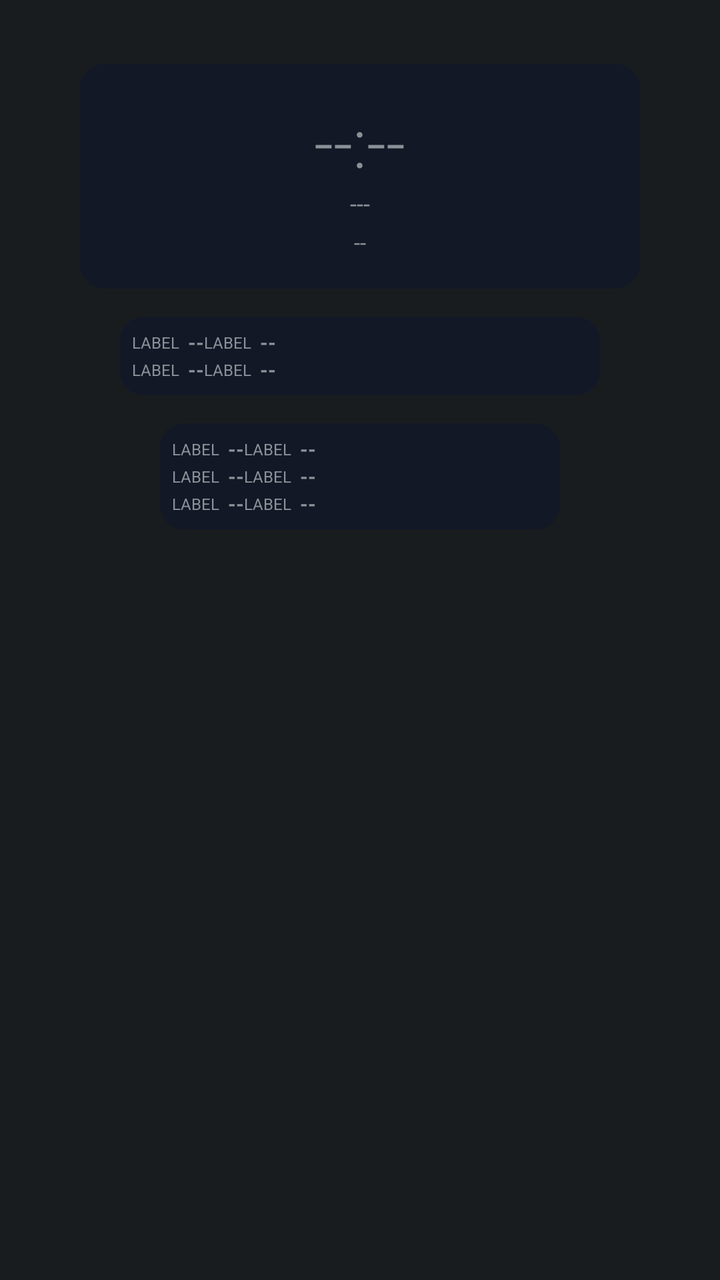
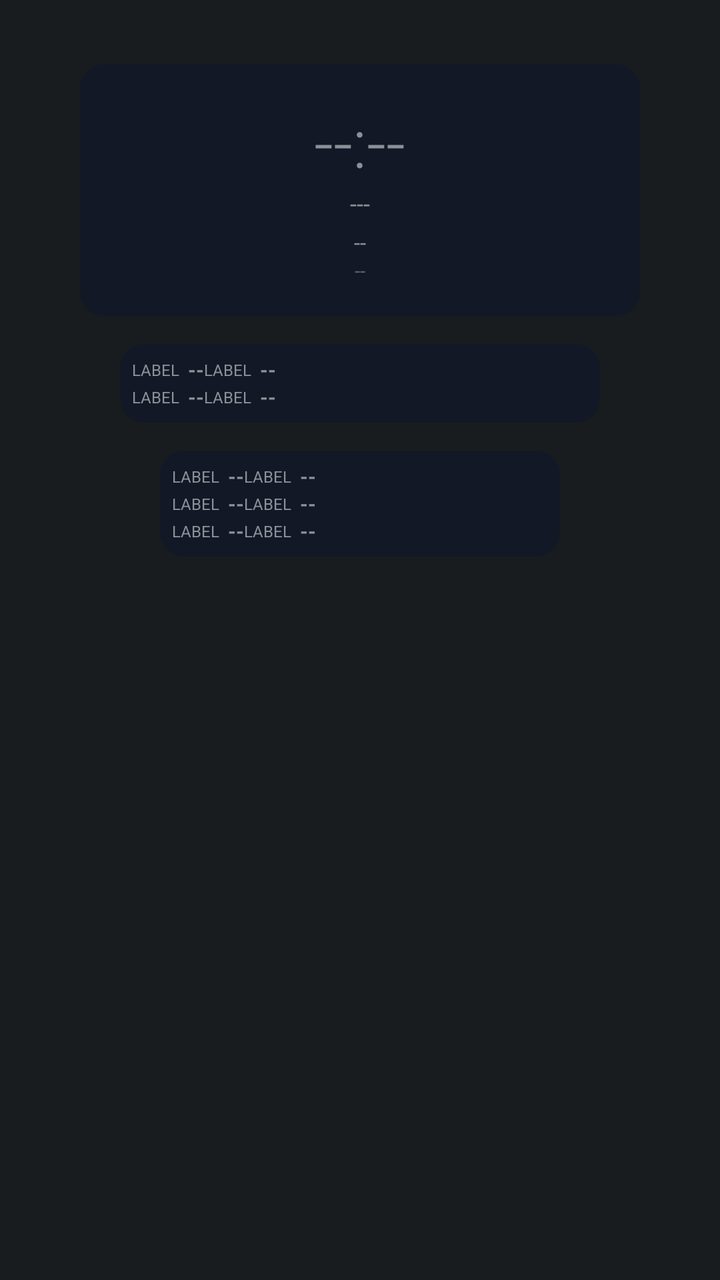

The first picture is an Android layout as it rendered before a commit; the second is the same layout after the commit. The layout source and the unified diff follow.
<!-- AndroidManifest.xml: application theme android:Theme.DeviceDefault.NoActionBar -->
<!-- res/layout/aod_layout_cascade.xml -->
<?xml version="1.0" encoding="utf-8"?>
<LinearLayout xmlns:android="http://schemas.android.com/apk/res/android"
    android:id="@+id/bg_root"
    android:layout_width="match_parent"
    android:layout_height="match_parent"
    android:orientation="vertical"
    android:gravity="center_horizontal"
    android:paddingTop="32dp">

    <LinearLayout
        android:id="@+id/panel_1"
        android:layout_width="280dp"
        android:layout_height="wrap_content"
        android:background="@drawable/aod_panel_bg"
        android:orientation="vertical"
        android:gravity="center"
        android:padding="16dp">

        <TextView
            android:id="@+id/clock"
            android:layout_width="wrap_content"
            android:layout_height="wrap_content"
            android:textSize="34sp"
            android:fontFamily="sans-serif-light"
            android:text="--:--" />

        <TextView
            android:id="@+id/date"
            android:layout_width="wrap_content"
            android:layout_height="wrap_content"
            android:textSize="12sp"
            android:text="---" />

        <TextView
            android:id="@+id/health_badge"
            android:layout_width="wrap_content"
            android:layout_height="wrap_content"
            android:textSize="11sp"
            android:textAllCaps="true"
            android:layout_marginTop="4dp"
            android:text="--" />
    </LinearLayout>

    <LinearLayout
        android:id="@+id/panel_2"
        android:layout_width="240dp"
        android:layout_height="wrap_content"
        android:layout_marginTop="14dp"
        android:background="@drawable/aod_panel_bg"
        android:orientation="horizontal"
        android:padding="6dp">

        <GridLayout
            android:layout_width="match_parent"
            android:layout_height="wrap_content"
            android:columnCount="2"
            android:rowCount="2">

            <include layout="@layout/aod_row_ticker" android:id="@+id/row0" />
            <include layout="@layout/aod_row_ticker" android:id="@+id/row1" />
            <include layout="@layout/aod_row_ticker" android:id="@+id/row2" />
            <include layout="@layout/aod_row_ticker" android:id="@+id/row3" />

        </GridLayout>
    </LinearLayout>

    <LinearLayout
        android:id="@+id/panel_3"
        android:layout_width="200dp"
        android:layout_height="wrap_content"
        android:layout_marginTop="14dp"
        android:background="@drawable/aod_panel_bg"
        android:orientation="horizontal"
        android:padding="6dp">

        <GridLayout
            android:layout_width="match_parent"
            android:layout_height="wrap_content"
            android:columnCount="2"
            android:rowCount="3">

            <include layout="@layout/aod_row_ticker" android:id="@+id/row4" />
            <include layout="@layout/aod_row_ticker" android:id="@+id/row5" />
            <include layout="@layout/aod_row_ticker" android:id="@+id/row6" />
            <include layout="@layout/aod_row_ticker" android:id="@+id/row7" />
            <include layout="@layout/aod_row_ticker" android:id="@+id/row8" />
            <include layout="@layout/aod_row_ticker" android:id="@+id/row9" />

        </GridLayout>
    </LinearLayout>

</LinearLayout>
<!-- res/layout/aod_row_ticker.xml (included above) -->
<?xml version="1.0" encoding="utf-8"?>
<LinearLayout xmlns:android="http://schemas.android.com/apk/res/android"
    android:layout_width="wrap_content"
    android:layout_height="wrap_content"
    android:layout_margin="6dp"
    android:orientation="horizontal"
    android:gravity="center_vertical">

    <TextView
        android:id="@+id/stat_label"
        android:layout_width="wrap_content"
        android:layout_height="wrap_content"
        android:textSize="8sp"
        android:textAllCaps="true"
        android:text="Label" />

    <TextView
        android:id="@+id/stat_value"
        android:layout_width="wrap_content"
        android:layout_height="wrap_content"
        android:layout_marginStart="4dp"
        android:textSize="10sp"
        android:textStyle="bold"
        android:text="--" />

</LinearLayout>
<!-- resources referenced by this layout -->
<resources>
  <!-- drawable aod_panel_bg (drawable) -->
  <?xml version="1.0" encoding="utf-8"?>
  <shape xmlns:android="http://schemas.android.com/apk/res/android">
      <solid android:color="#121826" />
      <corners android:radius="12dp" />
  </shape>
</resources>

<!-- the commit's change to res/layout/aod_layout_cascade.xml (unified diff, before → after) -->
@@ -38,6 +38,14 @@
             android:textSize="11sp"
             android:textAllCaps="true"
             android:layout_marginTop="4dp"
+            android:text="--" />
+
+        <TextView
+            android:id="@+id/perf_badge"
+            android:layout_width="wrap_content"
+            android:layout_height="wrap_content"
+            android:textSize="10sp"
+            android:alpha="0.6"
             android:text="--" />
     </LinearLayout>
 
